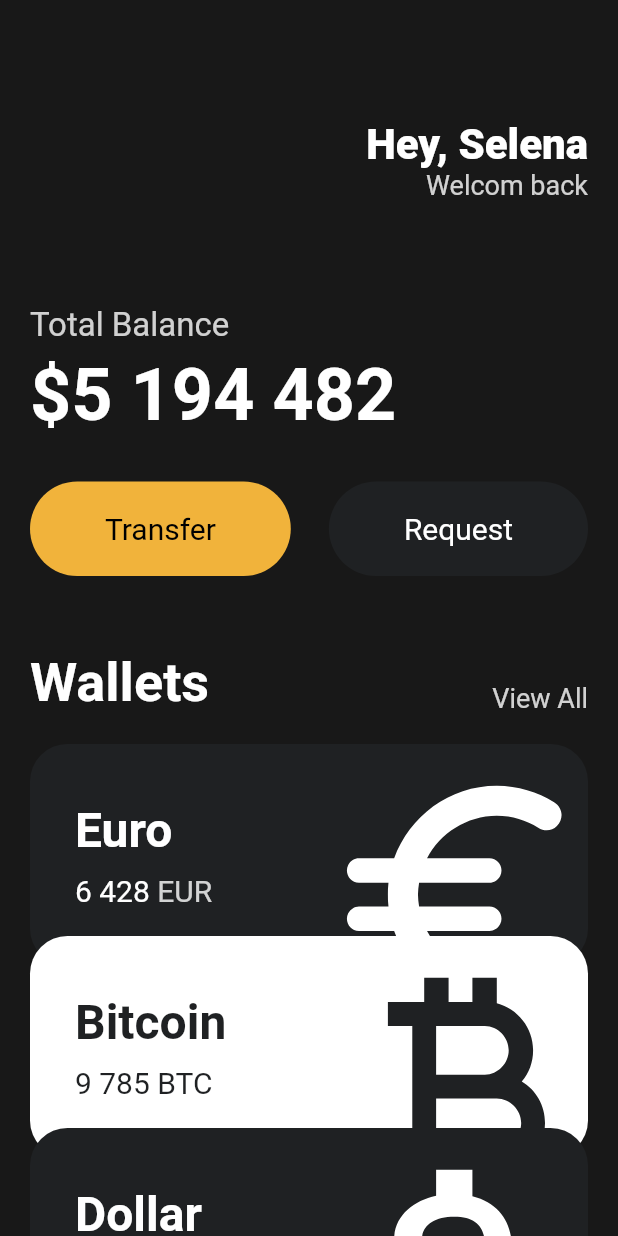
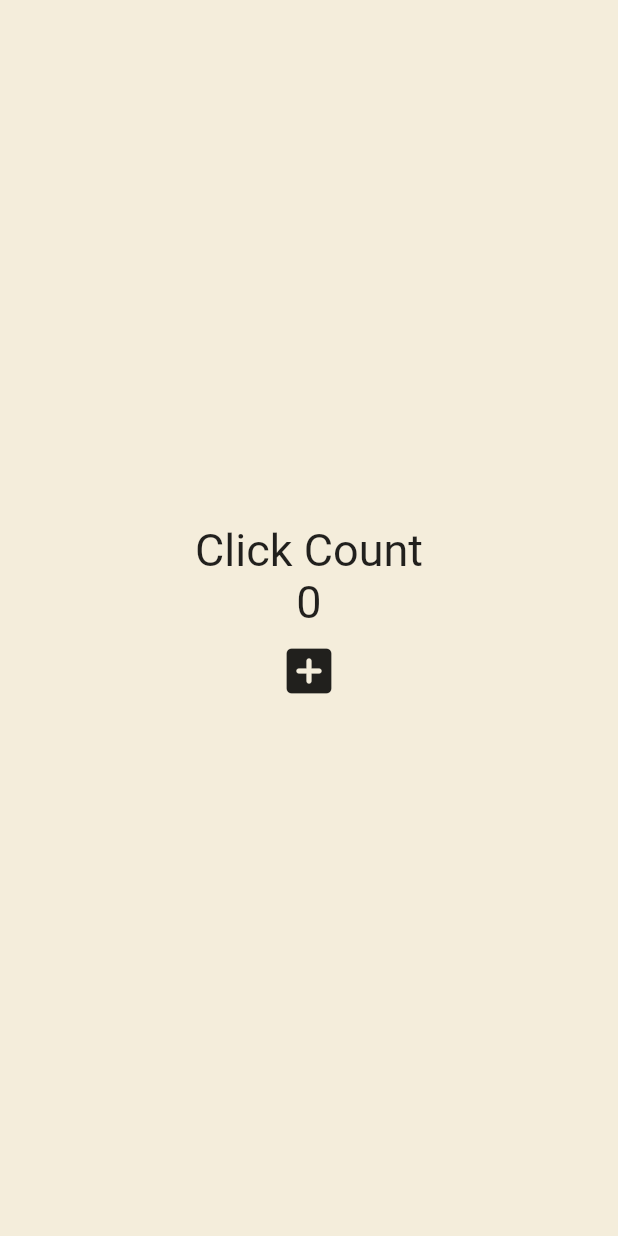
Before and after one commit to first0627/flutter_toolflix, a Flutter app: the screen it shows after launch, on a phone screen of 412 x 824 dp. Run offline on Flutter 3.47's test engine with Material 2 defaults, Android fonts, the phone set to English and light mode, and no system bars.

Commit message:
230415_state

```diff
--- a/lib/main.dart
+++ b/lib/main.dart
@@ -1,6 +1,4 @@
 import 'package:flutter/material.dart';
-import 'package:toonflix/widgets/Button.dart';
-import 'package:toonflix/widgets/currency_card.dart';
 
 const taxAmount = 15;
 const priceAmount = 30;
@@ -8,149 +6,51 @@ void main() {
   runApp(const App());
 }
 
-//우리 앱의 출발점2
-class App extends StatelessWidget {
+class App extends StatefulWidget {
   const App({super.key});
+
+  //여기의 데이터는 클래스 프로퍼티이다.\
+
+  @override
+  State<App> createState() => _AppState();
+}
+
+class _AppState extends State<App> {
+  //여기에 우리 UI를 그리는곳 여기의 데이터가 고쳐지면 새로고침되면서 최신 데이터를 보여줌
+  int counter = 0;
+
+  void onClicked() {
+    counter = counter + 1;
+  }
 
   @override
   Widget build(BuildContext context) {
     return MaterialApp(
       home: Scaffold(
-        backgroundColor: const Color(0xFF181818),
-        body: SingleChildScrollView(
-          child: Padding(
-            padding: const EdgeInsets.symmetric(
-              horizontal: 20,
-            ),
-            // padding: EdgeInsets.all(10), //only(t) 탑만
+        backgroundColor: const Color(0xFFF4EDDB),
+        body: Center(
           child: Column(
-              crossAxisAlignment: CrossAxisAlignment.start,
+            mainAxisAlignment: MainAxisAlignment.center,
             children: [
-                const SizedBox(
-                  height: 80,
-                ),
-                Row(
-                  mainAxisAlignment: MainAxisAlignment.end,
-                  children: [
-                    Column(
-                      crossAxisAlignment: CrossAxisAlignment.end,
-                      children: const [
-                        Text(
-                          'Hey, Selena',
-                          style: TextStyle(
-                            color: Colors.white,
-                            fontSize: 28,
-                            fontWeight: FontWeight.w800,
-                          ),
+              const Text(
+                'Click Count',
+                style: TextStyle(fontSize: 30),
               ),
               Text(
-                          'Welcom back',
-                          style: TextStyle(
-                            color: Color.fromRGBO(255, 255, 255, 0.8),
-                            fontSize: 18,
+                '$counter',
+                style: const TextStyle(fontSize: 30),
               ),
-                        ),
-                      ],
-                    ),
-                  ],
-                ),
-                const SizedBox(
-                  height: 70,
-                ),
-                Text(
-                  'Total Balance',
-                  style: TextStyle(
-                    fontSize: 22,
-                    color: Colors.white.withOpacity(0.8),
-                  ),
-                ),
-                const SizedBox(
-                  height: 5,
-                ),
-                const Text(
-                  '\$5 194 482',
-                  style: TextStyle(
-                    fontSize: 48,
-                    fontWeight: FontWeight.w600,
-                    color: Colors.white,
-                  ),
-                ),
-                const SizedBox(
-                  height: 30,
-                ),
-                Row(
-                  mainAxisAlignment: MainAxisAlignment.spaceBetween,
-                  children: const [
-                    Button(
-                        text: 'Transfer',
-                        bgColor: Color(0xFFF1B33B),
-                        textColor: Colors.black),
-                    Button(
-                        text: 'Request',
-                        bgColor: Color(0xFF1F2123),
-                        textColor: Colors.white),
-                  ],
-                ),
-                const SizedBox(
-                  height: 50,
-                ),
-                Row(
-                  crossAxisAlignment: CrossAxisAlignment.end,
-                  mainAxisAlignment: MainAxisAlignment.spaceBetween,
-                  children: [
-                    const Text(
-                      'Wallets',
-                      style: TextStyle(
-                          color: Colors.white,
-                          fontSize: 36,
-                          fontWeight: FontWeight.w600),
-                    ),
-                    Text(
-                      'View All',
-                      style: TextStyle(
-                        color: Colors.white.withOpacity(0.8),
-                        fontSize: 18,
-                      ),
-                    ),
-                  ],
-                ),
-                const SizedBox(
-                  height: 20,
-                ),
-                const CurrencyCard(
-                  name: 'Euro',
-                  code: 'EUR',
-                  amount: '6 428',
-                  icon: Icons.euro_rounded,
-                  isInverted: false,
-                ),
-                Transform.translate(
-                  offset: const Offset(0, -20),
-                  child: const CurrencyCard(
-                    name: 'Bitcoin',
-                    code: 'BTC',
-                    amount: '9 785',
-                    icon: Icons.currency_bitcoin,
-                    isInverted: true,
-                  ),
-                ),
-                Transform.translate(
-                  offset: const Offset(0, -40),
-                  child: const CurrencyCard(
-                    name: 'Dollar',
-                    code: 'USD',
-                    amount: '428',
-                    icon: Icons.attach_money_outlined,
-                    isInverted: false,
+              IconButton(
+                iconSize: 40,
+                onPressed: onClicked,
+                icon: const Icon(
+                  Icons.add_box_rounded,
                 ),
               ),
             ],
           ),
         ),
       ),
-      ),
     );
   }
 }
-
-//Row는 수평 , Column은 수직 배열을 위한 것이다.
```
Lines whose indentation alone changed are shown as unchanged.
